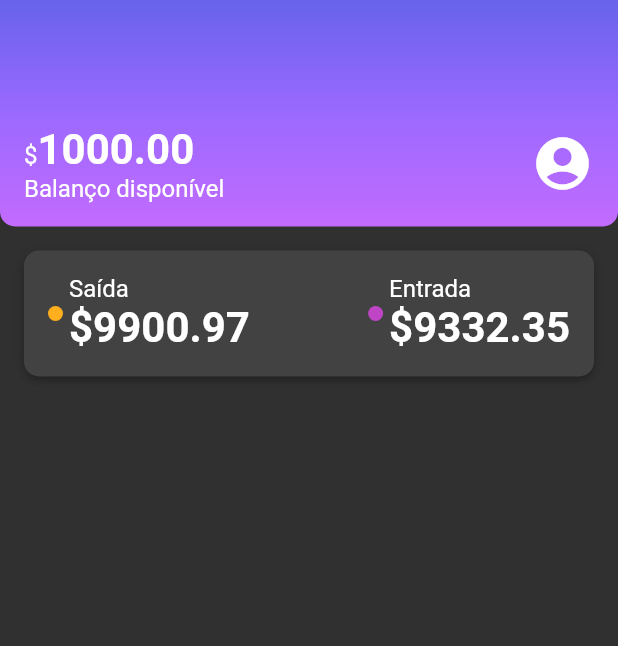
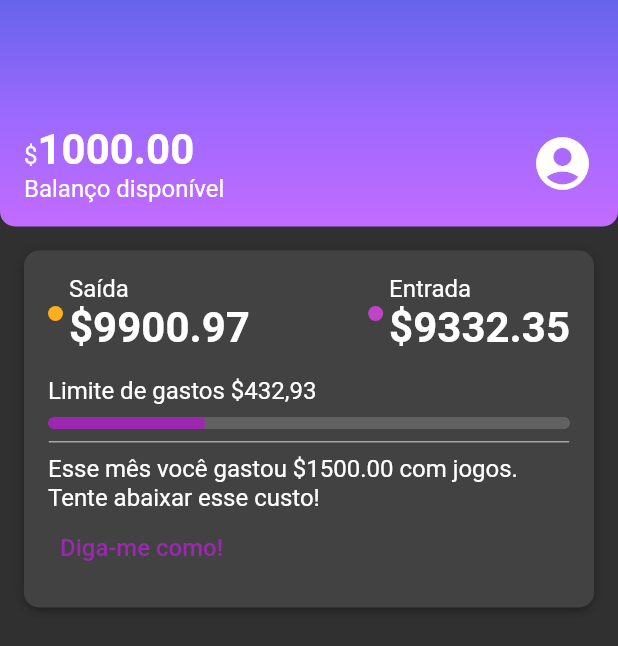
Before and after one commit to andrey-araujo/alubank, a Flutter app: the screen it shows after launch, on a phone screen of 412 x 824 dp. Shown: the top 646 px of the screen. Run offline on Flutter 3.47's test engine with Material 2 defaults, Android fonts, the phone set to English and light mode, and no system bars.

Commit message:
#aula05.06 finishing recent_activity card

```diff
--- a/lib/components/sections/recent_activity.dart
+++ b/lib/components/sections/recent_activity.dart
@@ -1,5 +1,6 @@
 import 'package:alubank/components/box_card.dart';
 import 'package:alubank/components/color_dot.dart';
+import 'package:alubank/components/divisor.dart';
 import 'package:alubank/themes/theme_colors.dart';
 import 'package:flutter/material.dart';
 
@@ -21,6 +22,7 @@ class _RecentActivityContent extends StatelessWidget {
   @override
   Widget build(BuildContext context) {
     return Column(
+      crossAxisAlignment: CrossAxisAlignment.start,
       children: [
         Row(
           mainAxisAlignment: MainAxisAlignment.spaceBetween,
@@ -62,7 +64,35 @@ class _RecentActivityContent extends StatelessWidget {
               ],
             ),
           ],
-        )
+        ),
+        const Padding(
+          padding: EdgeInsets.only(top: 16.0, bottom: 8.0),
+          child: Text('Limite de gastos \$432,93'),
+        ),
+        Container(
+          clipBehavior: Clip.hardEdge,
+          decoration: BoxDecoration(
+            borderRadius: BorderRadius.circular(5),
+          ),
+          child: const LinearProgressIndicator(
+            value: 0.3,
+            minHeight: 8.0,
+          ),
+        ),
+        const Padding(
+          padding: EdgeInsets.only(top: 8.0, bottom: 8.0),
+          child: Divisor(),
+        ),
+        const Text(
+          'Esse mês você gastou \$1500.00 com jogos. Tente abaixar esse custo!',
+        ),
+        TextButton(
+          onPressed: (() {}),
+          child: const Text(
+            'Diga-me como!',
+            style: TextStyle(fontSize: 16),
+          ),
+        ),
       ],
     );
   }
```
